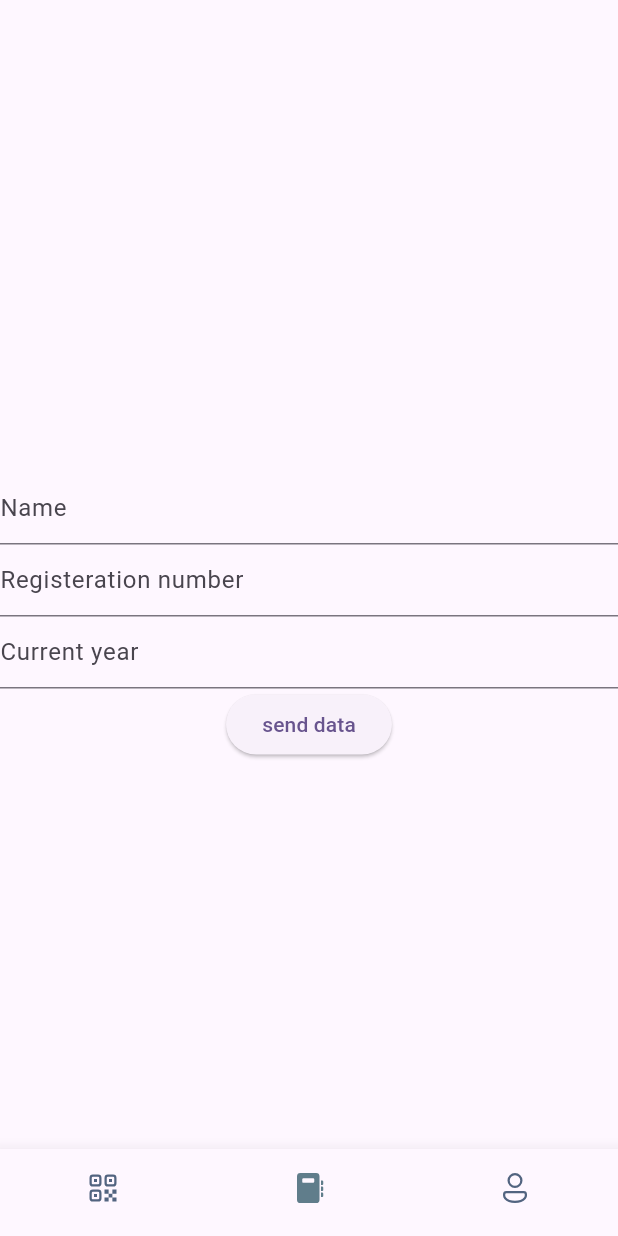
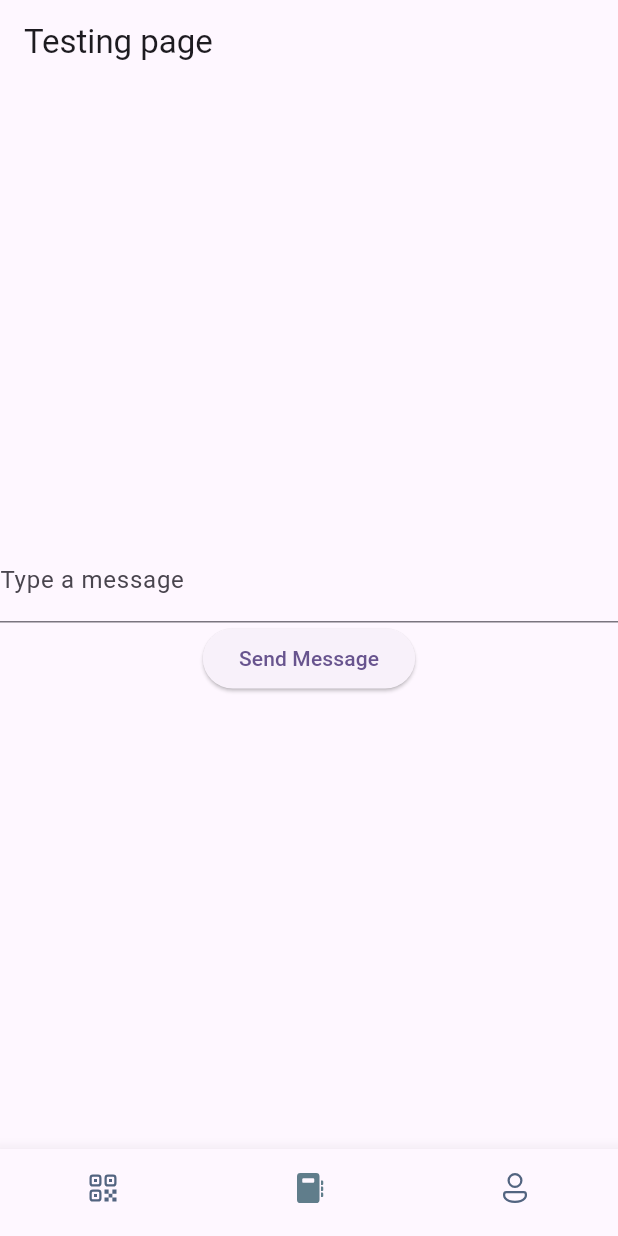
Before and after one commit to pred7797/autometa, a Flutter app: the screen it shows after launch, item 2 of the bottom bar chosen, on a phone screen of 412 x 824 dp. Run offline on Flutter 3.47's test engine with Material 2 defaults, Android fonts, the phone set to English and light mode, and no system bars; our stand-ins replace fluentui_icons, socket_io_client; missing offline and left inert: qr_code_scanner; network calls fail.

Commit message:
almost done flutter

```diff
--- a/lib/pages/apiTest.dart
+++ /dev/null
@@ -1,53 +0,0 @@
-import 'package:autom/services/api.dart';
-import 'package:flutter/material.dart';
-
-class Crud extends StatefulWidget {
-  const Crud({super.key});
-
-  @override
-  State<Crud> createState() => _CrudState();
-}
-
-class _CrudState extends State<Crud> {
-  var nameController = TextEditingController();
-  var regNumController = TextEditingController();
-  var yearController = TextEditingController();
-
-  @override
-  Widget build(BuildContext context) {
-    return Scaffold(
-      appBar: AppBar(),
-      body: Center(
-        child: Column(
-          mainAxisAlignment: MainAxisAlignment.center,
-          children: [
-            TextField(
-              controller: nameController,
-              decoration: const InputDecoration(hintText: "Name"),
-            ),
-            TextField(
-              controller: regNumController,
-              decoration:
-                  const InputDecoration(hintText: "Registeration number"),
-            ),
-            TextField(
-              controller: yearController,
-              decoration: const InputDecoration(hintText: "Current year"),
-            ),
-            ElevatedButton(
-                onPressed: () {
-                  var data = {
-                    "sname": nameController.text,
-                    "class": yearController.text,
-                    "regNum": regNumController.text
-                  };
-
-                  Api.addStudent(data);
-                },
-                child: const Text("send data"))
-          ],
-        ),
-      ),
-    );
-  }
-}
--- a/lib/pages/bottom_bar.dart
+++ b/lib/pages/bottom_bar.dart
@@ -1,4 +1,5 @@
-import 'package:autom/pages/apiTest.dart';
+import 'package:autom/pages/qrscanner.dart';
+import 'package:autom/pages/text_input_page.dart';
 import 'package:fluentui_icons/fluentui_icons.dart';
 import 'package:flutter/material.dart';
 
@@ -12,8 +13,8 @@
 class _BottomBarState extends State<BottomBar> {
   int _selectedState = 2;
   static final List<Widget> _widgetOptions = <Widget>[
-    const Text("qr"),
-    const Crud(),
+    QRScanner(),
+    TextInputPage(),
     const Text("Account")
   ];
 
--- /dev/null
+++ b/lib/pages/text_input_page.dart
@@ -0,0 +1,71 @@
+import 'package:flutter/material.dart';
+import 'package:socket_io_client/socket_io_client.dart' as IO;
+
+class TextInputPage extends StatefulWidget {
+  @override
+  _TextInputPageState createState() => _TextInputPageState();
+}
+
+class _TextInputPageState extends State<TextInputPage> {
+  TextEditingController textController = TextEditingController();
+  IO.Socket _socket = IO.io('http://localhost:3002',IO.OptionBuilder().setTransports(['websocket']).build());
+
+  _connectSocket(){
+    _socket.onConnect((data) => print('esatablished connection'));
+    _socket.onConnectError((data) => print('connection error $data'));
+    _socket.onDisconnect((data) => print(' connection disconnected'));
+  }
+
+  @override
+  void initState() {
+    super.initState();
+    _connectSocket();
+
+    // _socket.on('connect', (_) {
+    //   print('Socket connected to server');
+    // });
+
+    // _socket.on('disconnect', (_) {
+    //   print('Socket disconnected from server');
+    // });
+
+    // _socket.connect(); // Manually connect the socket here
+  }
+
+  void sendMessage(String message) {
+    if (_socket.connected) {
+      _socket.emit(
+          'custom', message); // Send the message when the socket is connected
+      print('Sent message: $message');
+    } else {
+      print('Socket is not connected to the server.');
+    }
+  }
+
+  @override
+  Widget build(BuildContext context) {
+    return Scaffold(
+      appBar: AppBar(
+        title: Text('Testing page'),
+      ),
+      body: Center(
+        child: Column(
+          mainAxisAlignment: MainAxisAlignment.center,
+          children: <Widget>[
+            TextField(
+              controller: textController,
+              decoration: InputDecoration(labelText: 'Type a message'),
+            ),
+            ElevatedButton(
+              onPressed: () {
+                String message = textController.text;
+                sendMessage(message);
+              },
+              child: Text('Send Message'),
+            ),
+          ],
+        ),
+      ),
+    );
+  }
+}
--- a/pubspec.yaml
+++ b/pubspec.yaml
@@ -33,6 +33,8 @@
   flutter:
     sdk: flutter
   http: ^1.1.0
+  qr_code_scanner: ^1.0.1
+  socket_io_client: ^2.0.3+1
 
 dev_dependencies:
   flutter_lints: ^2.0.0
```
Also changed, not shown: lib/pages/qr_result_dialog.dart (added, +41 -0 lines), lib/pages/qrscanner.dart (added, +53 -0 lines), pubspec.lock, 1 other file.
